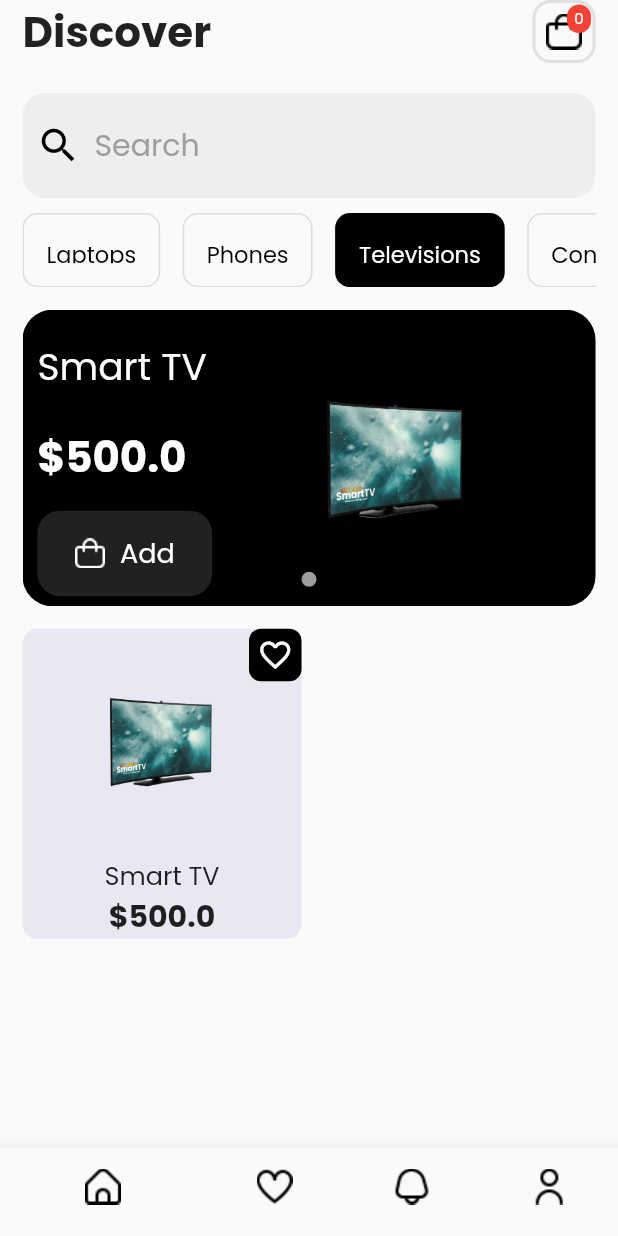
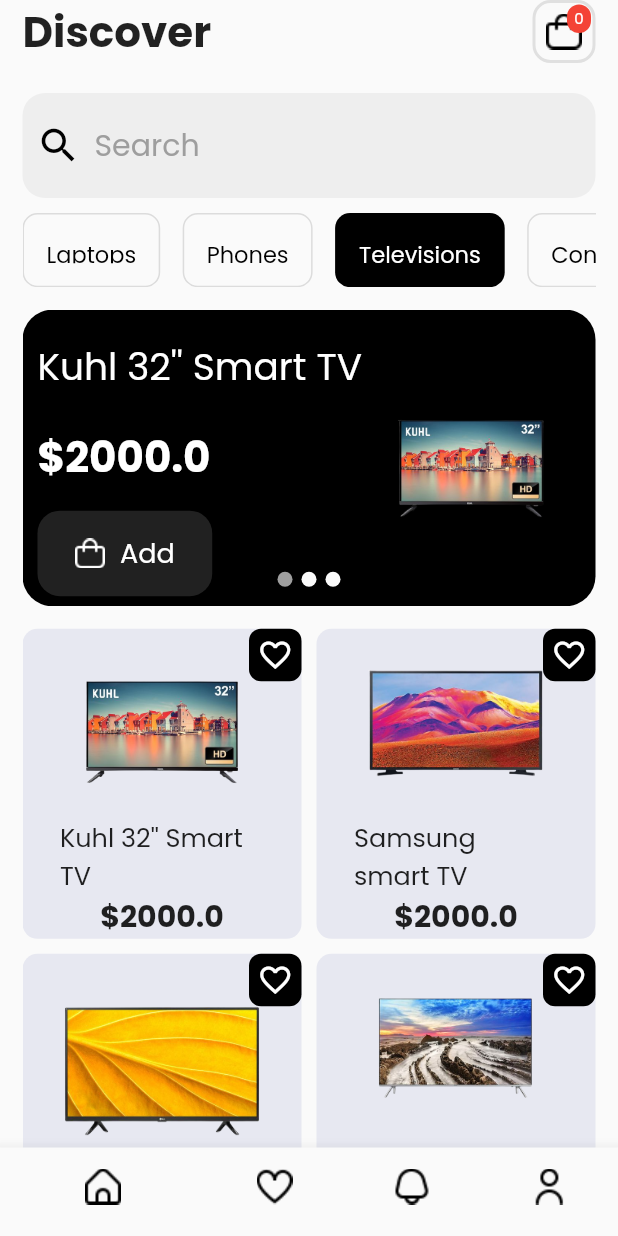
Before and after one commit to akintayo-t2002/flutter-ecommerce-app, a Flutter app: the screen it shows after launch, after a tap on "Phones", after a tap on "Televisions", on a phone screen of 412 x 824 dp. Run offline on Flutter 3.47's test engine with Material 2 defaults, Android fonts, the phone set to English and light mode, and no system bars; drawn by our look-alikes of card_swiper.

Commit message:
Added more products and 🔧fixed hero animation bug

```diff
--- a/lib/providers/products_provider.dart
+++ b/lib/providers/products_provider.dart
@@ -154,7 +154,64 @@ class ProductsProvider with ChangeNotifier{
       description:'The groundbreaking Iphone 11 Pro released by Apple',
       imageUrl:'assets/images/iphone11pro.png',
     ),
+    Product(
+      id:'p18',
+      title:'Kuhl 32\'\' Smart TV',
+      category:'Televisions',
+      price:2000,
+      description:'The groundbreaking Iphone 11 Pro released by Apple',
+      imageUrl:'assets/images/tv1.png',
+    ),
+    Product(
+      id:'p19',
+      title:'Samsung smart TV',
+      category:'Televisions',
+      price:2000,
+      description:'The groundbreaking Iphone 11 Pro released by Apple',
+      imageUrl:'assets/images/tv2.png',
+    ),
+    Product(
+      id:'p20',
+      title:'LG LED TV',
+      category:'Televisions',
+      price:2000,
+      description:'The groundbreaking Iphone 11 Pro released by Apple',
+      imageUrl:'assets/images/tv3.png',
+    ),
+    Product(
+      id:'p21',
+      title:'Samsung 43\'\' LED TV',
+      category:'Televisions',
+      price:2000,
+      description:'The groundbreaking Iphone 11 Pro released by Apple',
+      imageUrl:'assets/images/tv4.png',
+    ),
+    Product(
+      id:'p22',
+      title:'PS4',
+      category:'Consoles',
+      price:2000,
+      description:'The groundbreaking Iphone 11 Pro released by Apple',
+      imageUrl:'assets/images/ps4.png',
+    ),
+    Product(
+      id:'p23',
+      title:'PS5',
+      category:'Consoles',
+      price:2000,
+      description:'The groundbreaking Iphone 11 Pro released by Apple',
+      imageUrl:'assets/images/ps5.png',
+    ),
+     Product(
+      id:'p24',
+      title:'Nintendo WII',
+      category:'Consoles',
+      price:2000,
+      description:'The groundbreaking Iphone 11 Pro released by Apple',
+      imageUrl:'assets/images/nintendo.png',
+    ),
   ];
+
 
   List<Category> categories=[
     Category(
@@ -168,7 +225,7 @@ class ProductsProvider with ChangeNotifier{
       isSelected:false,
     ),
     Category(
-      id:'Television',
+      id:'Televisions',
       title:'Televisions',
       isSelected:false,
     ),
--- a/lib/screens/product_details_screen.dart
+++ b/lib/screens/product_details_screen.dart
@@ -1,5 +1,4 @@
 import 'package:ecommerceapp/providers/products_provider.dart';
-import 'package:ecommerceapp/utils/utils.dart';
 import 'package:flutter/material.dart';
 import 'package:provider/provider.dart';
 
@@ -16,8 +15,6 @@ class ProductsDetailsScreen extends StatelessWidget {
       final loadedProducts=Provider.of<ProductsProvider>(context).findbyId(productId);
       final cart=Provider.of<CartProvider>(context);
     return ClipRRect(
-      child: Hero(
-        tag:loadedProducts.id,
       child: Scaffold(
         backgroundColor:const Color(0xFFe7e8f1),
         body:SafeArea(
@@ -61,7 +58,9 @@ class ProductsDetailsScreen extends StatelessWidget {
                            ],
                           ),
                         ),
-                          Image.asset(loadedProducts.imageUrl,),
+                        Hero(
+                        tag:loadedProducts.id,
+                        child: Image.asset(loadedProducts.imageUrl,)),
                       ],
                     ),
                   ),
@@ -135,9 +134,9 @@ class ProductsDetailsScreen extends StatelessWidget {
                                 GestureDetector(
                                   onTap:(){
                                  cart.addItem(loadedProducts.id,loadedProducts.title,loadedProducts.price,loadedProducts.imageUrl);
-                                   ScaffoldMessenger.of(context).hideCurrentSnackBar();
-                                   showSnackBar(context,message:'Item added successfully',onPressed:(){
-                                    cart.removeSingleitem(loadedProducts.id);});
+                                //  ScaffoldMessenger.of(context).hideCurrentSnackBar();
+                                //  showSnackBar(context,message:'Item added successfully',onPressed:(){
+                                //   cart.removeSingleitem(loadedProducts.id);});
                                   },
                                   child: Container(
                                     padding:const EdgeInsets.symmetric(horizontal:20,vertical:15),
@@ -171,7 +170,6 @@ class ProductsDetailsScreen extends StatelessWidget {
           ),
         ),
       ),
-      ),
     );
   }
 }
```
Also changed, not shown: assets/images/nintendo.png (added), assets/images/ps3.png (added), assets/images/ps4.png (added), assets/images/ps5.png, assets/images/ps5console.png (added), assets/images/tv1.png (added), assets/images/tv2.png (added), assets/images/tv3.png (added), assets/images/tv4.png (added). Lines whose indentation alone changed are shown as unchanged.
